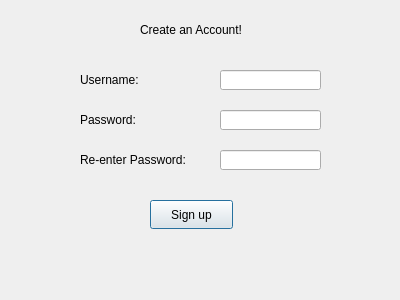
Qt form cs2_lab_final_project/signupform.ui (Hamdy410/CS2_lab_finalProject) before a commit.
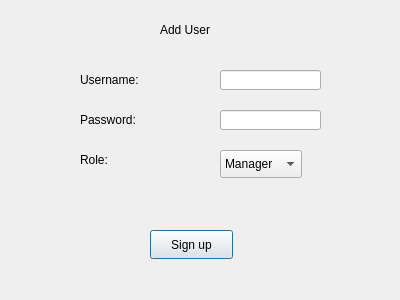
The same form after that commit.

Diff of the .ui file:
```diff
--- a/cs2_lab_final_project/signupform.ui
+++ b/cs2_lab_final_project/signupform.ui
@@ -36,16 +36,6 @@
     <enum>QLineEdit::EchoMode::Password</enum>
    </property>
   </widget>
-  <widget class="QLineEdit" name="lineEditReenterPassword">
-   <property name="geometry">
-    <rect>
-     <x>220</x>
-     <y>150</y>
-     <width>101</width>
-     <height>20</height>
-    </rect>
-   </property>
-  </widget>
   <widget class="QLabel" name="label">
    <property name="geometry">
     <rect>
@@ -72,37 +62,24 @@
     <string>Password:</string>
    </property>
   </widget>
-  <widget class="QLabel" name="label_3">
-   <property name="geometry">
-    <rect>
-     <x>80</x>
-     <y>150</y>
-     <width>131</width>
-     <height>20</height>
-    </rect>
-   </property>
-   <property name="text">
-    <string>Re-enter Password:</string>
-   </property>
-  </widget>
   <widget class="QLabel" name="label_4">
    <property name="geometry">
     <rect>
-     <x>140</x>
+     <x>160</x>
      <y>20</y>
-     <width>131</width>
+     <width>61</width>
      <height>20</height>
     </rect>
    </property>
    <property name="text">
-    <string>Create an Account!</string>
+    <string>Add User</string>
    </property>
   </widget>
   <widget class="QPushButton" name="pushButtonSignUp">
    <property name="geometry">
     <rect>
      <x>150</x>
-     <y>200</y>
+     <y>230</y>
      <width>83</width>
      <height>29</height>
     </rect>
@@ -111,6 +88,39 @@
     <string>Sign up</string>
    </property>
   </widget>
+  <widget class="QComboBox" name="comboBoxRole">
+   <property name="geometry">
+    <rect>
+     <x>220</x>
+     <y>150</y>
+     <width>82</width>
+     <height>28</height>
+    </rect>
+   </property>
+   <item>
+    <property name="text">
+     <string>Manager</string>
+    </property>
+   </item>
+   <item>
+    <property name="text">
+     <string>Staff</string>
+    </property>
+   </item>
+  </widget>
+  <widget class="QLabel" name="label_5">
+   <property name="geometry">
+    <rect>
+     <x>80</x>
+     <y>150</y>
+     <width>131</width>
+     <height>20</height>
+    </rect>
+   </property>
+   <property name="text">
+    <string>Role:</string>
+   </property>
+  </widget>
  </widget>
  <resources/>
  <connections/>
```
